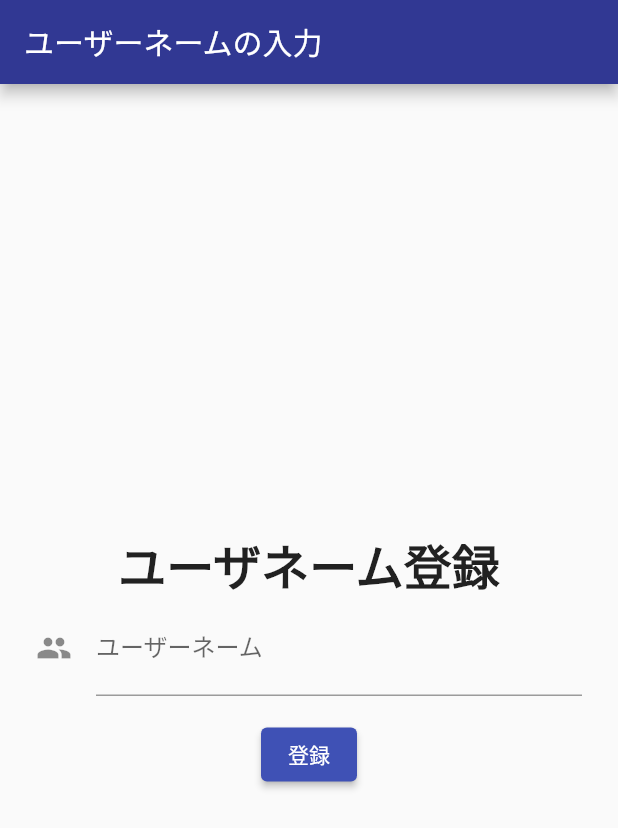
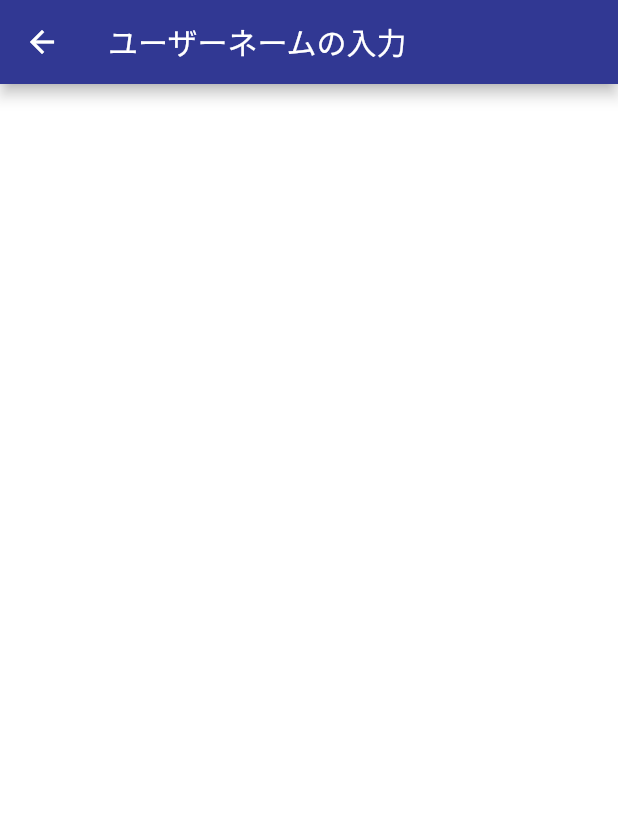
Before and after one commit to benes5/flutter_ben, a Flutter app: the screen it shows after launch, after a tap on "登録", on a phone screen of 412 x 824 dp. Shown: the top 828 px of the screen. Run offline on Flutter 3.47's test engine with Material 2 defaults, Android fonts, the phone set to English and light mode, and no system bars; our stand-ins replace flutter_hooks; Roboto replaces fonts that are missing (NotoSans).

Commit message:
グループを表示する画面の作成

```diff
--- /dev/null
+++ b/lib/grouppage.dart
@@ -0,0 +1,24 @@
+import 'package:flutter/material.dart';
+
+class GroupPage extends StatelessWidget {
+  GroupPage(this.username, {Key? key}) : super(key: key);
+  String username;
+
+  @override
+  Widget build(BuildContext context) {
+    return Scaffold(
+      appBar: AppBar(
+        title: const Text('ユーザーネームの入力'),
+      ),
+      backgroundColor: Colors.white,
+      body: Center(
+        child: Text(
+          username.toString(),
+          style: const TextStyle(
+            fontSize: 20
+            ),
+        ),
+      ),
+    );
+  }
+}
--- a/lib/login.dart
+++ b/lib/login.dart
@@ -1,4 +1,5 @@
 import 'package:flutter/material.dart';
+import 'grouppage.dart';
 
 class LoginScreen extends StatefulWidget {
   const LoginScreen({Key? key}) : super(key: key);
@@ -12,7 +13,9 @@ class LoginScreenState extends State<LoginScreen> {
 
   @override
   Widget build(BuildContext context) {
-    return Scaffold(
+    return GestureDetector(
+      onTap:() => primaryFocus?.unfocus(),
+      child: Scaffold(
         appBar: AppBar(
           title: const Text('ユーザーネームの入力'),
         ),
@@ -22,16 +25,9 @@ class LoginScreenState extends State<LoginScreen> {
             child: Column(
               mainAxisSize: MainAxisSize.min,
               children: [
-              const Text(
-                'ユーザネーム登録',
-                style: TextStyle(
-                  fontSize: 32,
-                  fontWeight: FontWeight.bold,
-                ),
-              ),
                 TextFormField(
                   decoration: const InputDecoration(
-                  icon: Icon(Icons.people),
+                    prefixIcon: Icon(Icons.people),
                     hintText: 'こたっつ',
                     labelText: 'ユーザーネーム',
                   ),
@@ -44,6 +40,11 @@ class LoginScreenState extends State<LoginScreen> {
                 const SizedBox(height: 15),
                 ElevatedButton(
                   onPressed: () {
+                    Navigator.push(
+                    context,
+                    MaterialPageRoute(
+                      builder: (context) => GroupPage(username)),
+                    );
                   },
                   child: const Text('登録'),
                 )
@@ -51,6 +52,7 @@ class LoginScreenState extends State<LoginScreen> {
             ),
           ),
         ),
+      ),
     );
   }
 }
```
Also changed, not shown: lib/main.dart (+0 -10 lines). Lines whose indentation alone changed are shown as unchanged.
